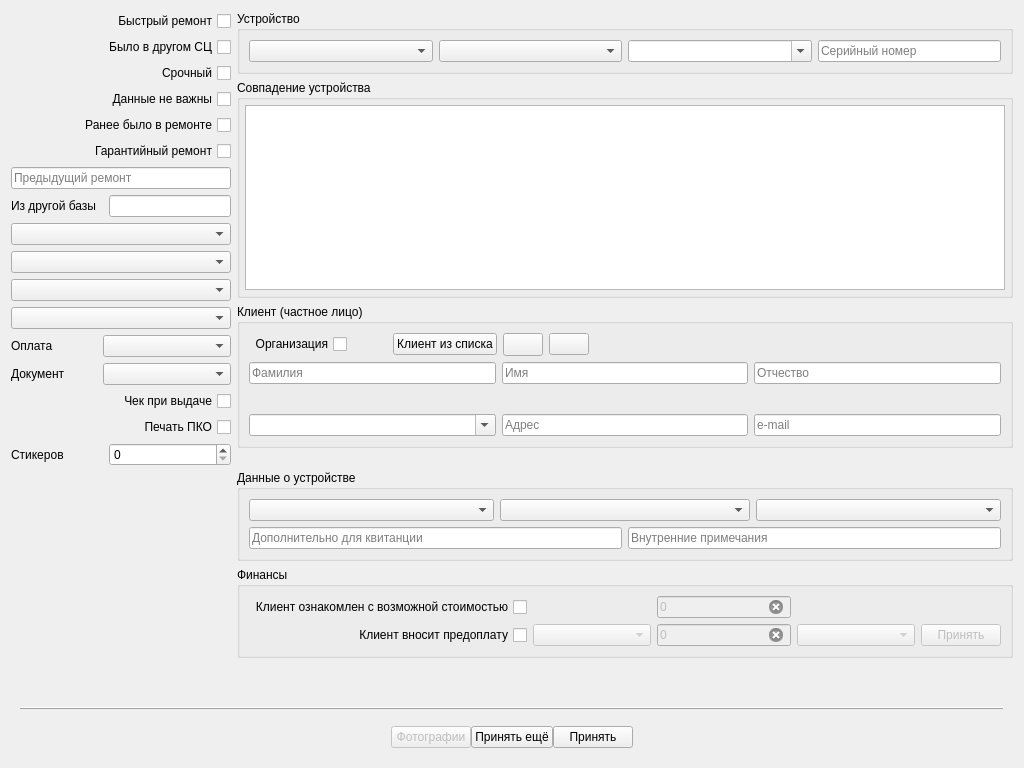
Old version of the form tabrepairnew.ui in the repository solderercb/snap_crm.
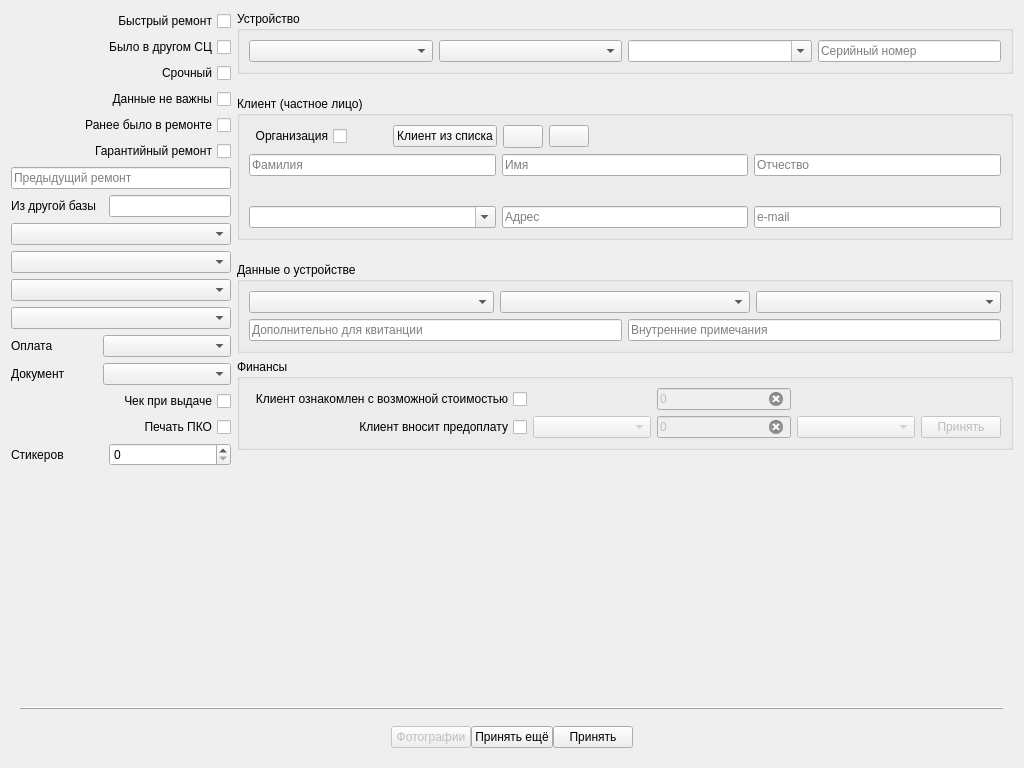
New version of the form. Icons and pictures are not drawn. Custom widgets are drawn as their Qt base class.

The edit to the form file:
```diff
--- a/tabrepairnew.ui
+++ b/tabrepairnew.ui
@@ -825,91 +825,6 @@
            </layout>
           </widget>
          </item>
-         <item row="1" column="0">
-          <widget class="QGroupBox" name="groupBoxDeviceCoincidence">
-           <property name="maximumSize">
-            <size>
-             <width>16777215</width>
-             <height>500</height>
-            </size>
-           </property>
-           <property name="title">
-            <string>Совпадение устройства</string>
-           </property>
-           <property name="flat">
-            <bool>false</bool>
-           </property>
-           <property name="checkable">
-            <bool>false</bool>
-           </property>
-           <layout class="QGridLayout" name="gridLayout_9">
-            <property name="leftMargin">
-             <number>5</number>
-            </property>
-            <property name="topMargin">
-             <number>5</number>
-            </property>
-            <property name="rightMargin">
-             <number>5</number>
-            </property>
-            <property name="bottomMargin">
-             <number>5</number>
-            </property>
-            <property name="spacing">
-             <number>5</number>
-            </property>
-            <item row="0" column="0">
-             <widget class="QTableView" name="tableViewDeviceMatch">
-              <property name="horizontalScrollBarPolicy">
-               <enum>Qt::ScrollBarAlwaysOff</enum>
-              </property>
-              <property name="editTriggers">
-               <set>QAbstractItemView::NoEditTriggers</set>
-              </property>
-              <property name="tabKeyNavigation">
-               <bool>false</bool>
-              </property>
-              <property name="showDropIndicator" stdset="0">
-               <bool>false</bool>
-              </property>
-              <property name="dragDropOverwriteMode">
-               <bool>false</bool>
-              </property>
-              <property name="alternatingRowColors">
-               <bool>true</bool>
-              </property>
-              <property name="selectionMode">
-               <enum>QAbstractItemView::SingleSelection</enum>
-              </property>
-              <property name="selectionBehavior">
-               <enum>QAbstractItemView::SelectRows</enum>
-              </property>
-              <property name="cornerButtonEnabled">
-               <bool>false</bool>
-              </property>
-              <attribute name="horizontalHeaderCascadingSectionResizes">
-               <bool>true</bool>
-              </attribute>
-              <attribute name="horizontalHeaderMinimumSectionSize">
-               <number>50</number>
-              </attribute>
-              <attribute name="horizontalHeaderDefaultSectionSize">
-               <number>150</number>
-              </attribute>
-              <attribute name="horizontalHeaderHighlightSections">
-               <bool>false</bool>
-              </attribute>
-              <attribute name="horizontalHeaderStretchLastSection">
-               <bool>true</bool>
-              </attribute>
-              <attribute name="verticalHeaderVisible">
-               <bool>false</bool>
-              </attribute>
-             </widget>
-            </item>
-           </layout>
-          </widget>
-         </item>
          <item row="3" column="0">
           <widget class="SClientMatch" name="widgetClientMatch" native="true">
            <property name="maximumSize">
@@ -937,6 +852,33 @@
            </layout>
           </widget>
          </item>
+         <item row="1" column="0">
+          <widget class="SDeviceMatch" name="widgetDeviceMatch" native="true">
+           <property name="maximumSize">
+            <size>
+             <width>16777215</width>
+             <height>500</height>
+            </size>
+           </property>
+           <layout class="QGridLayout" name="gridLayout_9">
+            <property name="leftMargin">
+             <number>5</number>
+            </property>
+            <property name="topMargin">
+             <number>5</number>
+            </property>
+            <property name="rightMargin">
+             <number>5</number>
+            </property>
+            <property name="bottomMargin">
+             <number>5</number>
+            </property>
+            <property name="spacing">
+             <number>5</number>
+            </property>
+           </layout>
+          </widget>
+         </item>
         </layout>
        </item>
       </layout>
@@ -1074,6 +1016,12 @@
    <header>widgets/sphones.h</header>
    <container>1</container>
   </customwidget>
+  <customwidget>
+   <class>SDeviceMatch</class>
+   <extends>QWidget</extends>
+   <header>widgets/sdevicematch.h</header>
+   <container>1</container>
+  </customwidget>
  </customwidgets>
  <tabstops>
   <tabstop>comboBoxDeviceClass</tabstop>
```
Left out of the diff: 55 changed lines with no effect on the pictures.
